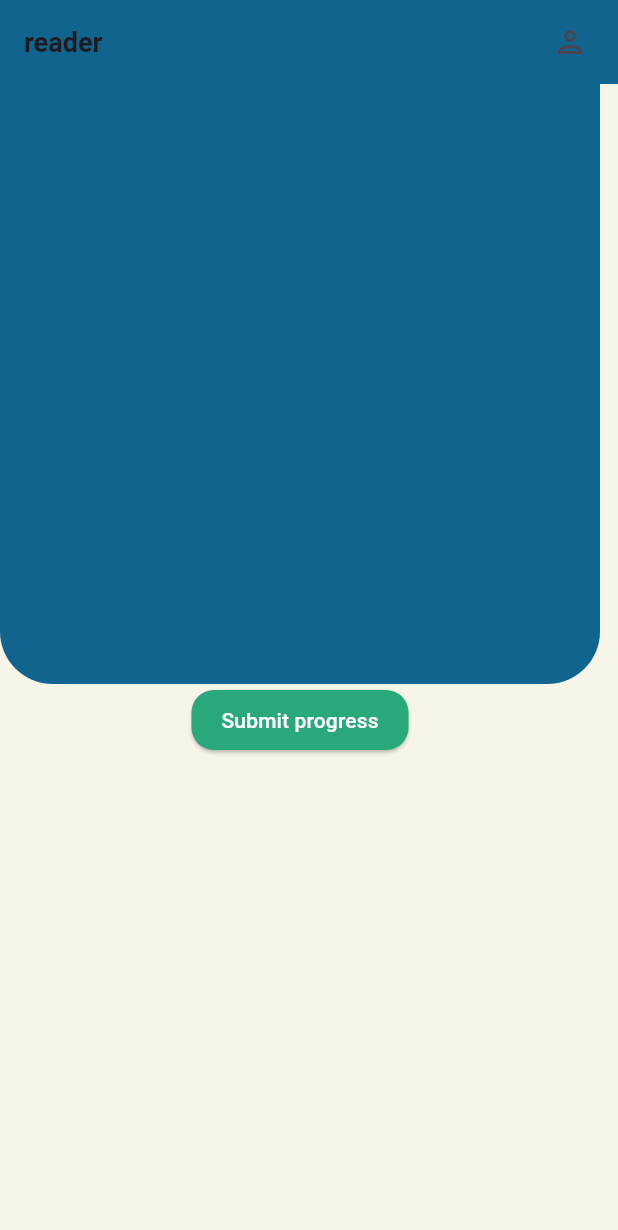
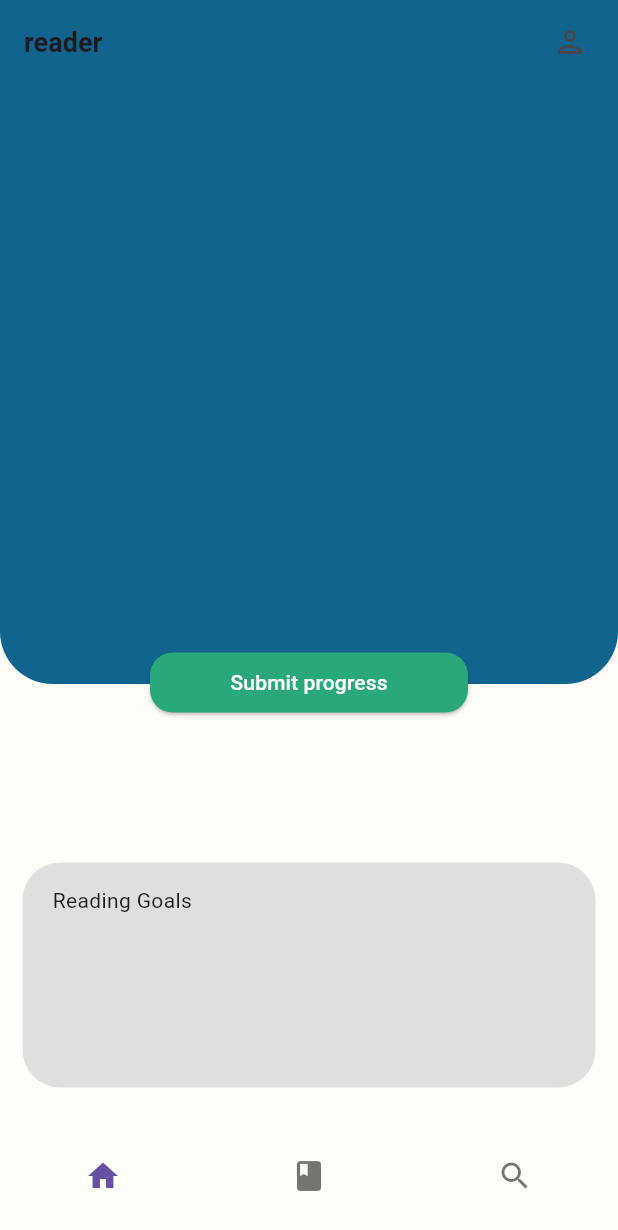
Before and after one commit to beatrizcfv0/booktracker, a Flutter app: the screen it shows after launch, on a phone screen of 412 x 824 dp. Shown: the top 1230 px of the screen. Run offline on Flutter 3.47's test engine with Material 3 defaults, Android fonts, the light colour scheme and no system bars.

Commit message:
Basic structure of home page

```diff
--- a/lib/main.dart
+++ b/lib/main.dart
@@ -16,7 +16,8 @@ class MyApp extends StatelessWidget {
       home: Scaffold(
         appBar: AppBar(
           backgroundColor: Color.fromARGB(255, 16, 100, 142),
-          title: const Text("reader",
+          title: const Text(
+            "reader",
             style: TextStyle(
               fontSize: 18,
               fontWeight: FontWeight.bold,
@@ -31,32 +32,76 @@ class MyApp extends StatelessWidget {
             ),
           ],
         ),
-
-        backgroundColor: Color.fromARGB(255, 247, 244, 232),
-        body: Column(
+        backgroundColor: Color.fromARGB(255, 255, 253, 247),
+        body: Stack(
           children: [
-            Container(
+            Positioned(
+              top: 0,
+              left: 0,
+              right: 0,
+              child: Container(
                 height: 400,
                 width: 400,
                 decoration: BoxDecoration(
                   color: const Color.fromARGB(255, 16, 100, 142),
                   borderRadius: BorderRadius.only(
                     bottomLeft: Radius.circular(35),
-                bottomRight: Radius.circular(35))
+                    bottomRight: Radius.circular(35),
                   ),
                 ),
-            ElevatedButton(
+              ),
+            ),
+            Positioned(
+              top: 375,
+              left: 100,
+              right: 100,
+              child: ElevatedButton(
                 onPressed: () {
-                // Acción que se realiza al presionar el botón
+                  // Action performed when button is pressed
                 },
                 style: ElevatedButton.styleFrom(
-              backgroundColor: Color.fromRGBO(41, 169, 122, 1), // Background color
+                  backgroundColor: Color.fromRGBO(41, 169, 122, 1),
                   shape: RoundedRectangleBorder(
-                borderRadius: BorderRadius.circular(15), // Button border shape
+                    borderRadius: BorderRadius.circular(15),
                   ),
                   padding: EdgeInsets.symmetric(horizontal: 20, vertical: 10),
                 ),
-              child: Text('Submit progress', style: TextStyle(color: Colors.white)),
+                child: Text('Submit progress',style: TextStyle(color: Colors.white)),
+              ),
+            ),
+            Positioned(
+              left: 15,
+              right: 15,
+              bottom: 40,
+              child: Container(
+                height: 150,
+                width: 360,
+                padding: EdgeInsets.only(left: 20, top: 15),
+                decoration: BoxDecoration(
+                  color: Color.fromARGB(217, 218, 218, 218),
+                  borderRadius: BorderRadius.all(Radius.circular(25)),
+                ),
+                child: Text('Reading Goals',
+                ),
+              ),
+            ),
+          ],
+        ),
+        bottomNavigationBar: BottomNavigationBar(
+          backgroundColor: Color.fromARGB(255, 255, 253, 247),
+          elevation: 0,
+        items: const <BottomNavigationBarItem>[
+          BottomNavigationBarItem(
+            icon: Icon(Icons.home),
+            label: '',
+          ),
+          BottomNavigationBarItem(
+            icon: Icon(Icons.book_rounded),
+            label: '',
+          ),
+          BottomNavigationBarItem(
+            icon: Icon(Icons.search),
+            label: '',
           ),
         ],
       ),
```
Lines whose indentation alone changed are shown as unchanged.
